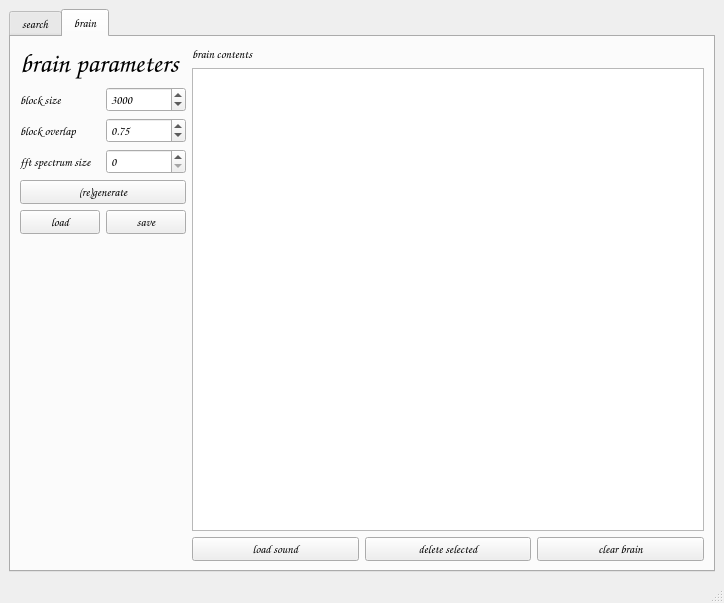
aeiouaeiouaeiouaeiouaeiouaeiou/samplebrain, file samplebrain/interface/samplebrain.ui: the form before one commit.
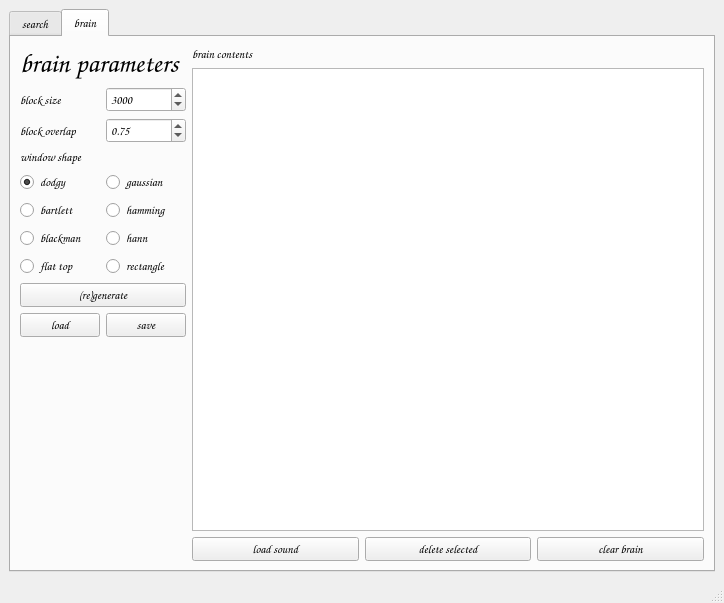
The form after the commit. The open tabs and pages were chosen to show the change.

Commit message: window shapes

What changed in the file:
```diff
--- a/samplebrain/interface/samplebrain.ui
+++ b/samplebrain/interface/samplebrain.ui
@@ -31,7 +31,7 @@
        <attribute name="title">
         <string>search</string>
        </attribute>
-       <layout class="QHBoxLayout" name="horizontalLayout_15">
+       <layout class="QHBoxLayout" name="horizontalLayout_8">
         <item>
          <layout class="QVBoxLayout" name="verticalLayout_3">
           <item>
@@ -445,7 +445,7 @@
        <attribute name="title">
         <string>brain</string>
        </attribute>
-       <layout class="QHBoxLayout" name="horizontalLayout_8">
+       <layout class="QHBoxLayout" name="horizontalLayout_5">
         <item>
          <layout class="QVBoxLayout" name="verticalLayout_2">
           <item>
@@ -523,24 +523,73 @@
            </layout>
           </item>
           <item>
-           <layout class="QHBoxLayout" name="horizontalLayout_5">
-            <item>
+           <layout class="QGridLayout" name="gridLayout">
+            <item row="3" column="0">
+             <widget class="QRadioButton" name="radioButton_bartlett">
+              <property name="text">
+               <string>bartlett</string>
+              </property>
+             </widget>
+            </item>
+            <item row="2" column="0">
+             <widget class="QRadioButton" name="radioButton_dodgy">
+              <property name="text">
+               <string>dodgy</string>
+              </property>
+              <property name="checked">
+               <bool>true</bool>
+              </property>
+             </widget>
+            </item>
+            <item row="4" column="0">
+             <widget class="QRadioButton" name="radioButton_blackman">
+              <property name="text">
+               <string>blackman</string>
+              </property>
+             </widget>
+            </item>
+            <item row="2" column="1">
+             <widget class="QRadioButton" name="radioButton_gaussian">
+              <property name="text">
+               <string>gaussian</string>
+              </property>
+             </widget>
+            </item>
+            <item row="3" column="1">
+             <widget class="QRadioButton" name="radioButton_hamming">
+              <property name="text">
+               <string>hamming</string>
+              </property>
+             </widget>
+            </item>
+            <item row="4" column="1">
+             <widget class="QRadioButton" name="radioButton_hann">
+              <property name="text">
+               <string>hann</string>
+              </property>
+             </widget>
+            </item>
+            <item row="5" column="0">
+             <widget class="QRadioButton" name="radioButton_flattop">
+              <property name="text">
+               <string>flat top</string>
+              </property>
+             </widget>
+            </item>
+            <item row="5" column="1">
+             <widget class="QRadioButton" name="radioButton_rectagle">
+              <property name="text">
+               <string>rectangle</string>
+              </property>
+             </widget>
+            </item>
+            <item row="1" column="0">
              <widget class="QLabel" name="label_4">
-              <property name="font">
-               <font>
-                <family>Comic Sans MS</family>
-                <weight>75</weight>
-                <bold>true</bold>
-               </font>
-              </property>
               <property name="text">
-               <string>fft spectrum size</string>
+               <string>window shape</string>
               </property>
              </widget>
             </item>
-            <item>
-             <widget class="QSpinBox" name="spinBoxSpectSize"/>
-            </item>
            </layout>
           </item>
           <item>
@@ -597,7 +646,7 @@
             <property name="sizeHint" stdset="0">
              <size>
               <width>20</width>
-              <height>40</height>
+              <height>508</height>
              </size>
             </property>
            </spacer>
```
Left out of the diff: 360 changed lines with no effect on the pictures. The commit also changes 17 other files.
